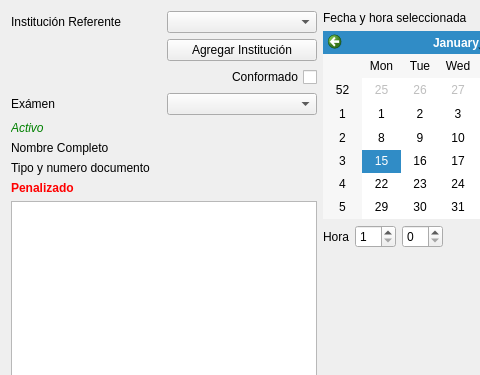
Old version of the form Diseño Interfaz Gráfica/reserva_examen.ui in the repository gabofer82/taller_programacion_2017; both pictures show x 0 to 480 and y 0 to 375 of the 640 by 523 pixel window.
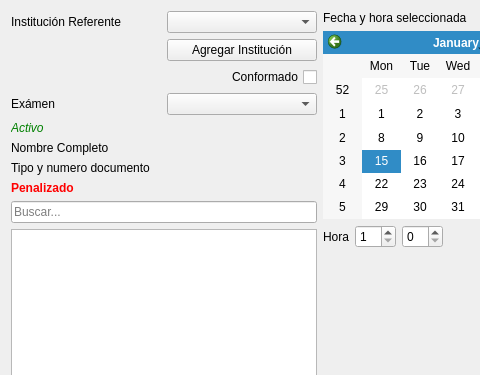
New version of the form.

```diff
--- a/Diseño Interfaz Gráfica/reserva_examen.ui
+++ b/Diseño Interfaz Gráfica/reserva_examen.ui
@@ -108,6 +108,19 @@
          </item>
         </layout>
        </item>
+       <item>
+        <widget class="QLineEdit" name="btn_buscar">
+         <property name="text">
+          <string/>
+         </property>
+         <property name="placeholderText">
+          <string>Buscar...</string>
+         </property>
+         <property name="clearButtonEnabled">
+          <bool>true</bool>
+         </property>
+        </widget>
+       </item>
        <item>
         <widget class="QTableView" name="tblview_pacientes"/>
        </item>
```
Left out of the diff: 4 changed lines with no effect on the pictures.
